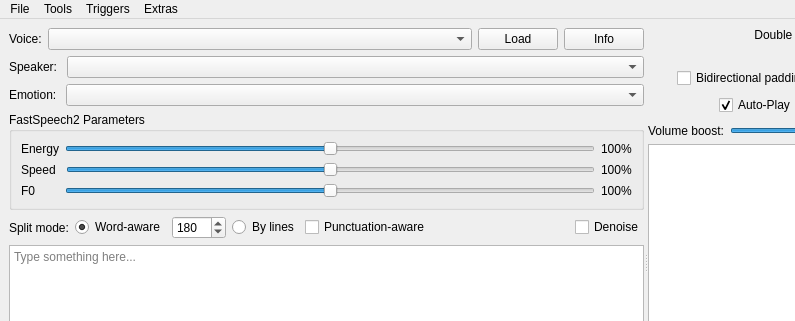
Above: mainwindow.ui from ZDisket/TensorVox before the change; both pictures show x 0 to 795 and y 0 to 321 of the 1047 by 526 pixel window. Below: the same form after it.
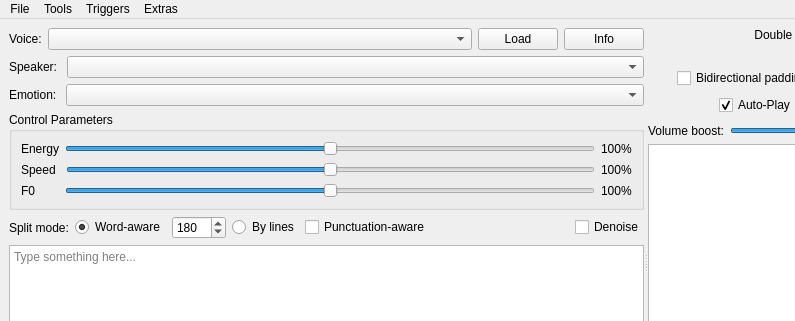
That is the form after the change. Icons and pictures are not drawn. Custom widgets are drawn as their Qt base class.

Diff of the .ui file:
```diff
--- a/mainwindow.ui
+++ b/mainwindow.ui
@@ -116,7 +116,7 @@
           <item>
            <widget class="QGroupBox" name="grpFs2Params">
             <property name="title">
-             <string>FastSpeech2 Parameters</string>
+             <string>Control Parameters</string>
             </property>
             <layout class="QVBoxLayout" name="verticalLayout_5">
              <item>
```
Left out of the diff: 4 changed lines with no effect on the pictures.
